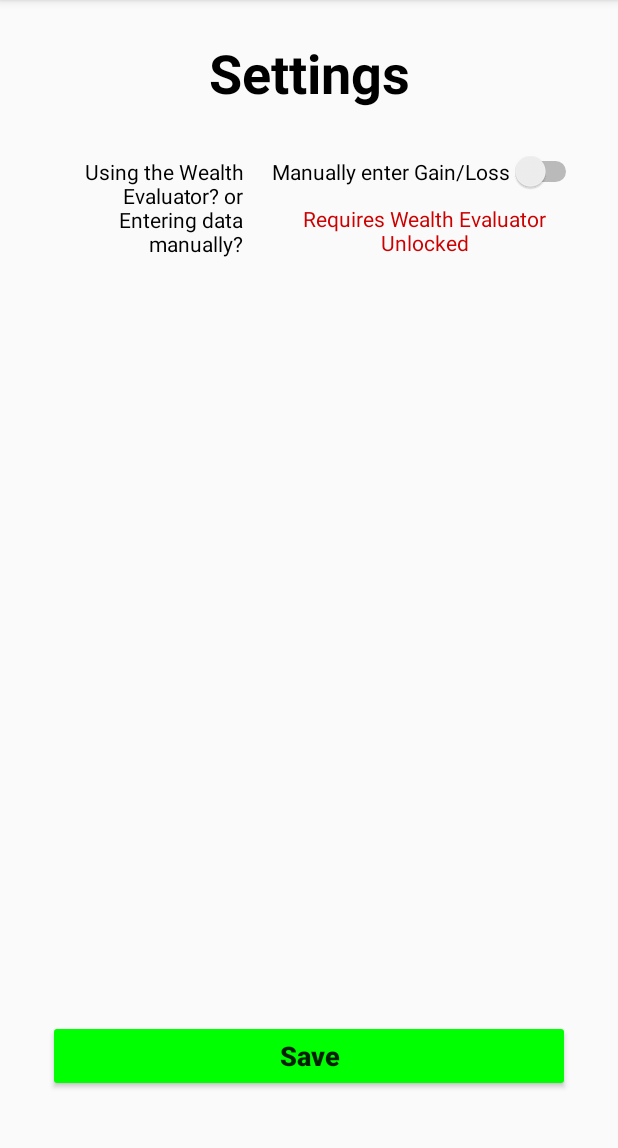
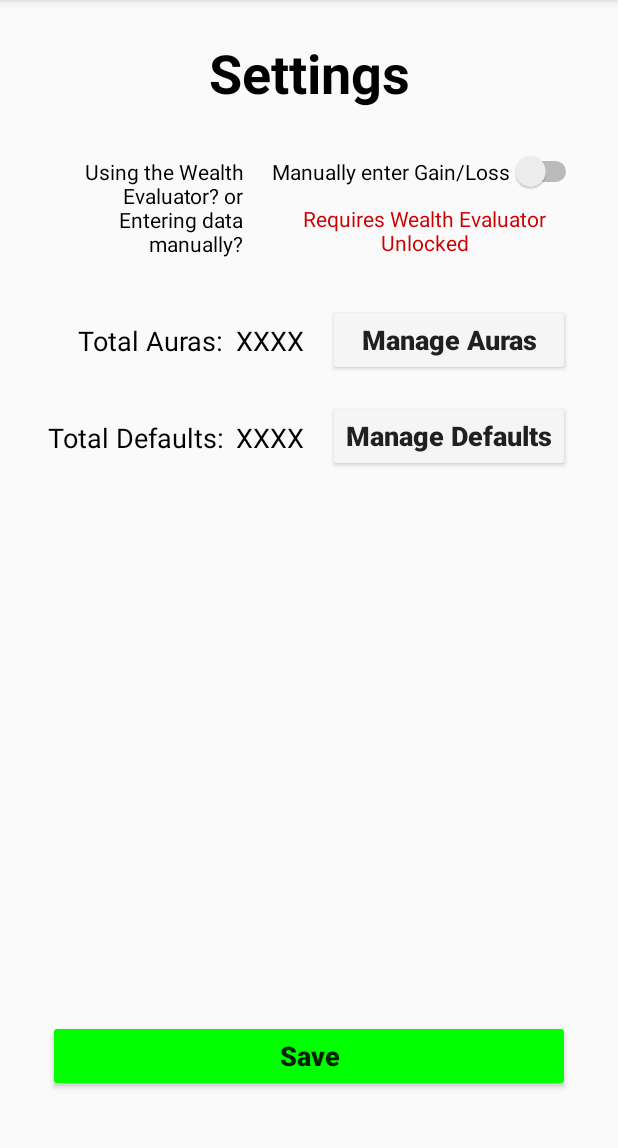
Before and after one commit to d-mcadam/ProfitCalc, an Android app: the SettingsActivity screen opened directly, with no data from a screen before it, on a phone screen of 412 x 824 dp, the part 84-1232 px from its top. Run offline under Robolectric (Android 15) with nearby library versions, the phone set to English and light mode, and no system bars; 1 statement that could not run was skipped.

Commit message:
Update activity_settings.xml
Renamed save button and added new text views and buttons for aura and default management / details

```diff
--- a/ProfitCalcApp/app/src/main/res/layout/activity_settings.xml
+++ b/ProfitCalcApp/app/src/main/res/layout/activity_settings.xml
@@ -60,7 +60,7 @@
         app:layout_constraintTop_toBottomOf="@+id/toggleUsingEval" />
 
     <Button
-        android:id="@+id/button3"
+        android:id="@+id/buttonSaveSettings"
         android:layout_width="0dp"
         android:layout_height="wrap_content"
         android:layout_marginStart="32dp"
@@ -76,4 +76,78 @@
         app:layout_constraintEnd_toEndOf="parent"
         app:layout_constraintStart_toStartOf="parent" />
 
+    <Button
+        android:id="@+id/buttonAuraManagement"
+        android:layout_width="0dp"
+        android:layout_height="wrap_content"
+        android:layout_marginTop="28dp"
+        android:layout_marginEnd="32dp"
+        android:backgroundTint="#F5F5F5"
+        android:text="@string/settings_aura_button"
+        android:textAllCaps="false"
+        android:textSize="18sp"
+        android:textStyle="bold"
+        app:layout_constraintEnd_toEndOf="parent"
+        app:layout_constraintStart_toStartOf="@+id/buttonDefaultManagement"
+        app:layout_constraintTop_toBottomOf="@+id/textView5" />
+
+    <TextView
+        android:id="@+id/textViewAuraLabel"
+        android:layout_width="wrap_content"
+        android:layout_height="wrap_content"
+        android:layout_marginTop="40dp"
+        android:text="@string/settings_aura_details"
+        android:textColor="#000000"
+        android:textSize="18sp"
+        app:layout_constraintEnd_toEndOf="@+id/textViewDefaultLabel"
+        app:layout_constraintTop_toBottomOf="@+id/textView5" />
+
+    <TextView
+        android:id="@+id/textViewDefaultLabel"
+        android:layout_width="wrap_content"
+        android:layout_height="wrap_content"
+        android:layout_marginStart="32dp"
+        android:layout_marginTop="40dp"
+        android:text="@string/settings_default_details"
+        android:textColor="#000000"
+        android:textSize="18sp"
+        app:layout_constraintStart_toStartOf="parent"
+        app:layout_constraintTop_toBottomOf="@+id/textViewAuraLabel" />
+
+    <Button
+        android:id="@+id/buttonDefaultManagement"
+        android:layout_width="wrap_content"
+        android:layout_height="wrap_content"
+        android:layout_marginTop="16dp"
+        android:layout_marginEnd="32dp"
+        android:backgroundTint="#F5F5F5"
+        android:text="@string/settings_default_button"
+        android:textAllCaps="false"
+        android:textSize="18sp"
+        android:textStyle="bold"
+        app:layout_constraintEnd_toEndOf="parent"
+        app:layout_constraintTop_toBottomOf="@+id/buttonAuraManagement" />
+
+    <TextView
+        android:id="@+id/textViewAuraDetails"
+        android:layout_width="wrap_content"
+        android:layout_height="wrap_content"
+        android:layout_marginStart="8dp"
+        android:text="XXXX"
+        android:textColor="#000000"
+        android:textSize="18sp"
+        app:layout_constraintStart_toEndOf="@+id/textViewAuraLabel"
+        app:layout_constraintTop_toTopOf="@+id/textViewAuraLabel" />
+
+    <TextView
+        android:id="@+id/textViewDefaultDetails"
+        android:layout_width="wrap_content"
+        android:layout_height="wrap_content"
+        android:layout_marginStart="8dp"
+        android:text="XXXX"
+        android:textColor="#000000"
+        android:textSize="18sp"
+        app:layout_constraintStart_toEndOf="@+id/textViewAuraLabel"
+        app:layout_constraintTop_toTopOf="@+id/textViewDefaultLabel" />
+
 </androidx.constraintlayout.widget.ConstraintLayout>
```
